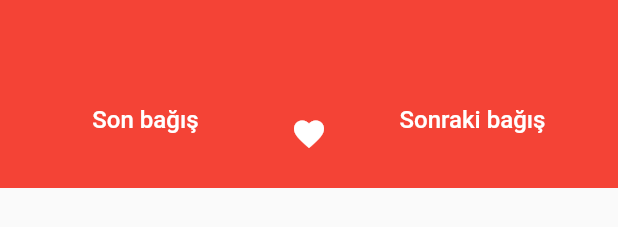
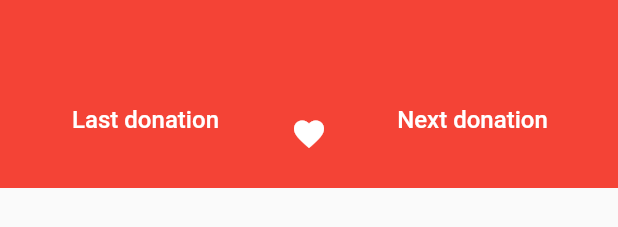
Before and after one commit to FiratAlabuga/KanDostumV2, a Flutter app: the ProfileHeader widget shown alone on an empty page, opened directly with empty values, on a phone screen of 412 x 824 dp. Shown: the part 142-369 px from the top of the screen. Run offline on Flutter 3.47's test engine with Material 2 defaults, Android fonts, the light colour scheme and no system bars; drawn by our look-alikes of extended_image; our stand-ins replace bottom_navy_bar, cloud_firestore, dynamic_theme, expansion_tile_card, firebase_auth, firebase_database and 9 more; missing offline and left inert: maps_launcher, search_cep, simple_speed_dial, social_share; accounts and stored records are empty; generated files the repository leaves out were written again; network calls fail.

Commit message:
update profile_header.dart

```diff
--- a/Mobil_App/lib/app/modules/profile/widgets/profile_header.dart
+++ b/Mobil_App/lib/app/modules/profile/widgets/profile_header.dart
@@ -68,7 +68,7 @@ class ProfileHeader extends StatelessWidget {
               children: <Widget>[
                 _buildDonationDate(
                   context,
-                  label: 'Son bağış',
+                  label: 'Last donation',
                   date: lastDate,
                 ),
                 Icon(
@@ -77,7 +77,7 @@ class ProfileHeader extends StatelessWidget {
                 ),
                 _buildDonationDate(
                   context,
-                  label: 'Sonraki bağış',
+                  label: 'Next donation',
                   date: nextDate,
                 ),
               ],
```
